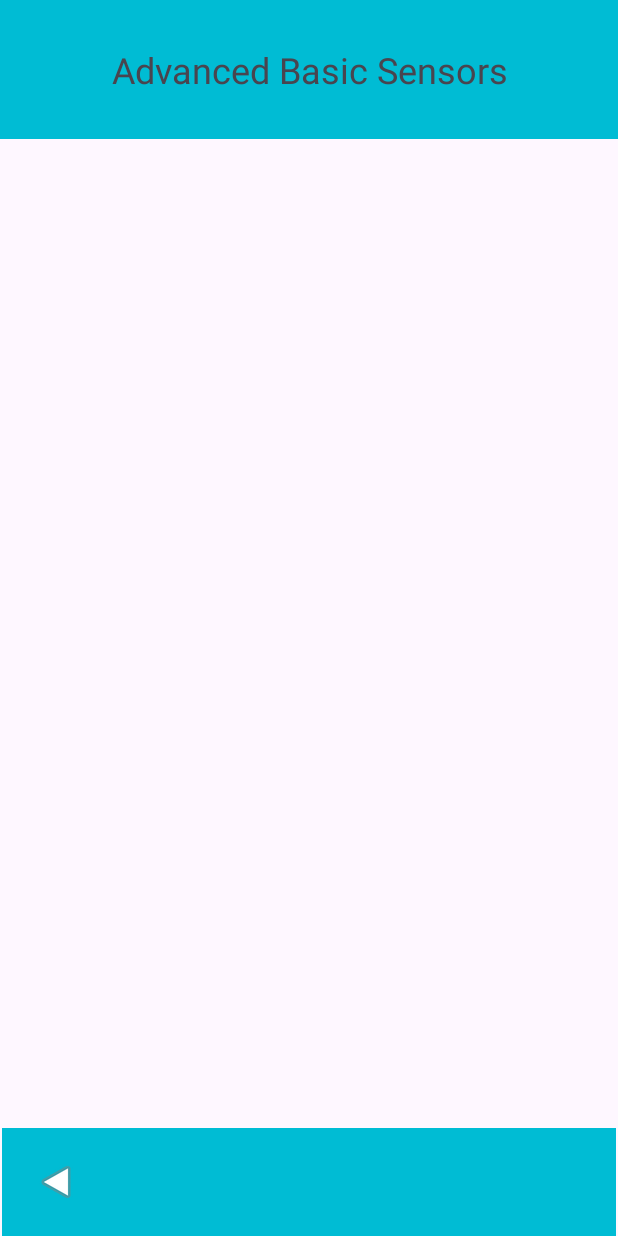
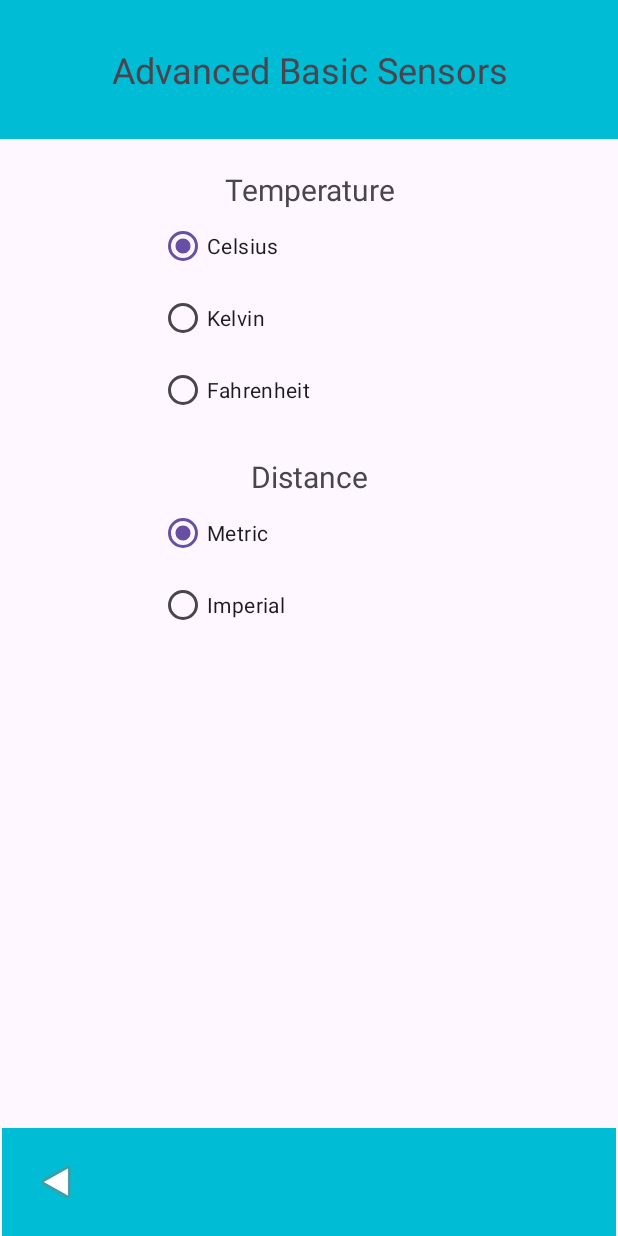
Before and after one commit to pantherinblack/AdvancedBasicSensors, an Android app: the SettingsActivity screen opened directly, with no data from a screen before it, on a phone screen of 412 x 824 dp. Run offline under Robolectric (Android 15) with nearby library versions, the phone set to English and light mode, and no system bars.

Commit message:
added settings menu and functionality

```diff
--- a/app/src/main/java/ch/pantherinblack/advancedbasicsensors/activity/SettingsActivity.java
+++ b/app/src/main/java/ch/pantherinblack/advancedbasicsensors/activity/SettingsActivity.java
@@ -1,11 +1,14 @@
 package ch.pantherinblack.advancedbasicsensors.activity;
 
+import android.content.SharedPreferences;
 import android.os.Bundle;
-import android.view.View;
+import android.widget.RadioButton;
+import android.widget.RadioGroup;
 
 import androidx.appcompat.app.AppCompatActivity;
 
 import ch.pantherinblack.advancedbasicsensors.R;
+import ch.pantherinblack.advancedbasicsensors.service.SensorService;
 
 public class SettingsActivity extends AppCompatActivity {
 
@@ -13,7 +16,58 @@ public class SettingsActivity extends AppCompatActivity {
     protected void onCreate(Bundle savedInstanceState) {
         super.onCreate(savedInstanceState);
         setContentView(R.layout.activity_settings);
-        findViewById(R.id.backButton).setOnClickListener(view -> finish());
-        //TODO
+
+        SharedPreferences sharedPref = getSharedPreferences("settings", MODE_PRIVATE);
+        RadioGroup distanceRadioGroup = findViewById(R.id.distanceRadioGroup);
+        RadioGroup temperatureRadioGroup = findViewById(R.id.temperatureRadioGroup);
+
+        switch (sharedPref.getInt("distance",0 )) {
+            case SensorService.DISTANCE_METER:
+                distanceRadioGroup.check(R.id.metricRadio);
+                break;
+            case SensorService.DISTANCE_IMPERIAL:
+                distanceRadioGroup.check(R.id.imperialRadio);
+                break;
+        }
+
+        switch (sharedPref.getInt("temperature",0 )) {
+            case SensorService.TEMPERATURE_CELSIUS:
+                temperatureRadioGroup.check(R.id.celsiusRadio);
+                break;
+            case SensorService.TEMPERATURE_KELVIN:
+                temperatureRadioGroup.check(R.id.kelvinRadio);
+                break;
+            case SensorService.TEMPERATURE_FAHRENHEIT:
+                temperatureRadioGroup.check(R.id.fahrenheitRadio);
+                break;
+        }
+
+        findViewById(R.id.backButton).setOnClickListener(view -> {
+            int distance = SensorService.DISTANCE_METER;
+            int temperature = SensorService.TEMPERATURE_CELSIUS;
+
+            RadioButton distanceRadioButton = findViewById(distanceRadioGroup.getCheckedRadioButtonId());
+            String distanceText = distanceRadioButton.getText().toString();
+
+            if (distanceText.equals("Imperial"))
+                distance = SensorService.DISTANCE_IMPERIAL;
+
+            RadioButton temperatureRadioButton = findViewById(temperatureRadioGroup.getCheckedRadioButtonId());
+            String temperatureText = temperatureRadioButton.getText().toString();
+
+            if (temperatureText.equals("Kelvin"))
+                temperature = SensorService.TEMPERATURE_KELVIN;
+            else if (temperatureText.equals("Fahrenheit"))
+                temperature = SensorService.TEMPERATURE_FAHRENHEIT;
+
+
+
+            sharedPref.edit()
+                    .putInt("distance",distance)
+                    .putInt("temperature",temperature)
+                    .apply();
+
+            finish();
+        });
     }
 }
--- a/app/src/main/res/layout/activity_settings.xml
+++ b/app/src/main/res/layout/activity_settings.xml
@@ -5,6 +5,43 @@
     android:layout_width="match_parent"
     android:layout_height="match_parent"
     tools:context=".activity.MainActivity">
+
+    <RadioGroup
+        android:id="@+id/temperatureRadioGroup"
+        android:layout_width="200dp"
+        android:layout_height="wrap_content"
+        android:layout_margin="20dp"
+        app:layout_constraintEnd_toEndOf="parent"
+        app:layout_constraintStart_toStartOf="parent"
+        app:layout_constraintTop_toBottomOf="@+id/textView">
+
+        <TextView
+            android:id="@+id/temperatureRadioNaming"
+            android:layout_width="match_parent"
+            android:layout_height="wrap_content"
+            android:text="@string/temperature_text"
+            android:textAlignment="center"
+            android:textAllCaps="false"
+            android:textSize="20sp" />
+
+        <RadioButton
+            android:id="@+id/celsiusRadio"
+            android:layout_width="match_parent"
+            android:layout_height="wrap_content"
+            android:text="@string/celsius" />
+
+        <RadioButton
+            android:id="@+id/kelvinRadio"
+            android:layout_width="match_parent"
+            android:layout_height="wrap_content"
+            android:text="@string/kelvin" />
+
+        <RadioButton
+            android:id="@+id/fahrenheitRadio"
+            android:layout_width="match_parent"
+            android:layout_height="wrap_content"
+            android:text="@string/fahrenheit" />
+    </RadioGroup>
 
     <TextView
         android:id="@+id/textView"
@@ -40,12 +77,35 @@
             tools:ignore="ImageContrastCheck" />
     </androidx.constraintlayout.widget.ConstraintLayout>
 
-    <ScrollView
-        android:layout_width="409dp"
-        android:layout_height="564dp"
-        app:layout_constraintBottom_toTopOf="@+id/constraintLayout"
+    <RadioGroup
+        android:id="@+id/distanceRadioGroup"
+        android:layout_width="200dp"
+        android:layout_height="wrap_content"
+        android:layout_margin="20dp"
         app:layout_constraintEnd_toEndOf="parent"
         app:layout_constraintStart_toStartOf="parent"
-        app:layout_constraintTop_toBottomOf="@+id/textView"/>
+        app:layout_constraintTop_toBottomOf="@+id/temperatureRadioGroup">
+
+        <TextView
+            android:id="@+id/distanceRadioNaming"
+            android:layout_width="match_parent"
+            android:layout_height="wrap_content"
+            android:text="@string/distanceText"
+            android:textAlignment="center"
+            android:textSize="20sp" />
+
+        <RadioButton
+            android:id="@+id/metricRadio"
+            android:layout_width="match_parent"
+            android:layout_height="wrap_content"
+            android:text="@string/metric" />
+
+        <RadioButton
+            android:id="@+id/imperialRadio"
+            android:layout_width="match_parent"
+            android:layout_height="wrap_content"
+            android:text="@string/imperial" />
+
+    </RadioGroup>
 
 </androidx.constraintlayout.widget.ConstraintLayout>
--- a/app/src/main/res/values/strings.xml
+++ b/app/src/main/res/values/strings.xml
@@ -5,4 +5,11 @@
     <string name="back_button_text">Back</string>
     <!-- TODO: Remove or change this placeholder text -->
     <string name="hello_blank_fragment">Hello blank fragment</string>
+    <string name="temperature_text">Temperature</string>
+    <string name="celsius">Celsius</string>
+    <string name="kelvin">Kelvin</string>
+    <string name="fahrenheit">Fahrenheit</string>
+    <string name="metric">Metric</string>
+    <string name="imperial">Imperial</string>
+    <string name="distanceText">Distance</string>
 </resources>
```
